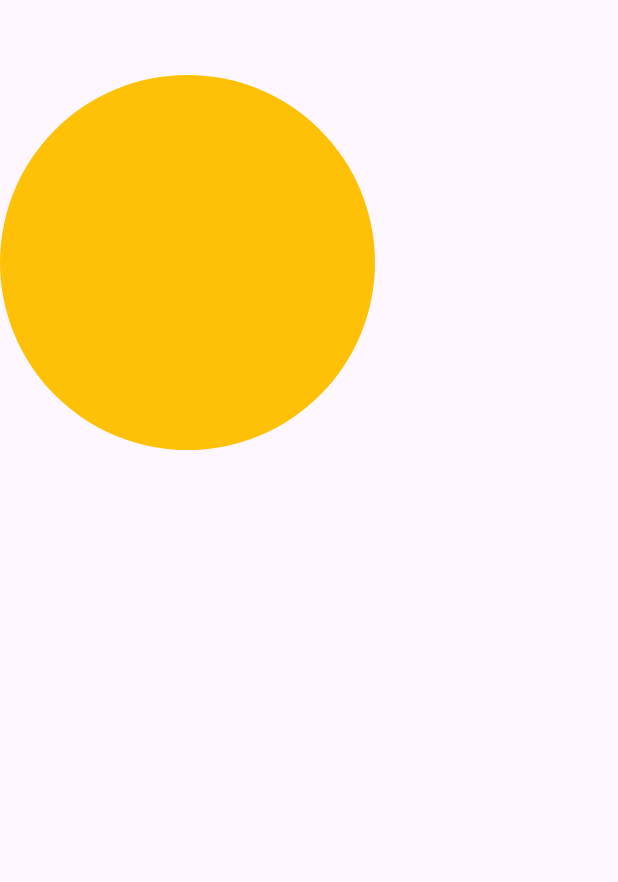
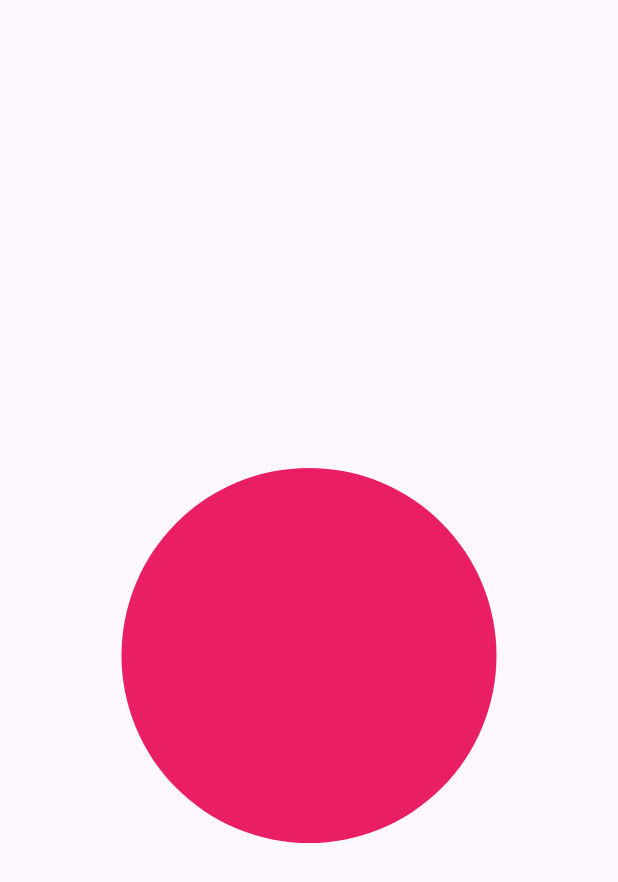
Before and after one commit to GUYwithPTSD/tugas_week6_1123150135, a Flutter app: the screen it shows after launch, on a phone screen of 412 x 824 dp. Shown: the top 882 px of the screen. Run offline on Flutter 3.47's test engine with Material 3 defaults, Android fonts, the light colour scheme and no system bars.

Commit message:
commit 5 - align center +tambahan folder asset

```diff
--- a/lib/main.dart
+++ b/lib/main.dart
@@ -23,7 +23,9 @@
   @override
   Widget build(BuildContext context) {
     return Scaffold(
-      body: Column(
+      body: Center(
+        child: Column(
+          mainAxisAlignment: MainAxisAlignment.center,
           children: [
             SizedBox(height: 50),
             Container(
@@ -31,11 +33,12 @@
               height: 250,
               decoration: BoxDecoration(
                 shape: BoxShape.circle,
-              color: Colors.amber,
+                color: Colors.pink,
               ),
             ),
           ],
         ),
+      ),
     );
   }
 }
--- a/pubspec.yaml
+++ b/pubspec.yaml
@@ -2,7 +2,7 @@ name: tugas_week6_1123150135
 description: "A new Flutter project."
 # The following line prevents the package from being accidentally published to
 # pub.dev using `flutter pub publish`. This is preferred for private packages.
-publish_to: 'none' # Remove this line if you wish to publish to pub.dev
+publish_to: "none" # Remove this line if you wish to publish to pub.dev
 
 # The following defines the version and build number for your application.
 # A version number is three numbers separated by dots, like 1.2.43
@@ -51,11 +51,13 @@ dev_dependencies:
 
 # The following section is specific to Flutter packages.
 flutter:
-
   # The following line ensures that the Material Icons font is
   # included with your application, so that you can use the icons in
   # the material Icons class.
   uses-material-design: true
+
+  assets:
+    - assets/images/
 
   # To add assets to your application, add an assets section, like this:
   # assets:
```
Also changed, not shown: assets/images/profile.png (added). Lines whose indentation alone changed are shown as unchanged.
